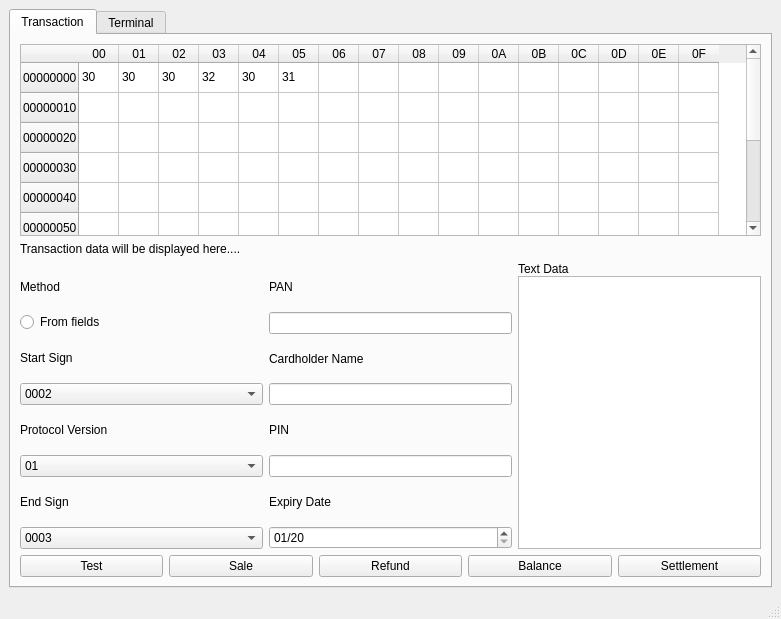
First picture: the form in ISO8583/client/app/ISO8583/model.ui, repository alshitov/laboratories, before the edit.
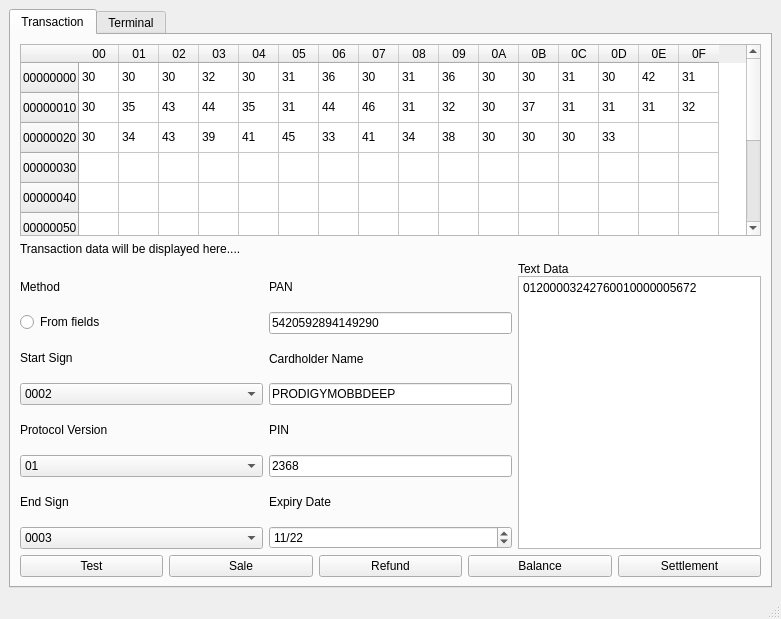
Second picture: the form after the edit.

```diff
--- a/ISO8583/client/app/ISO8583/model.ui
+++ b/ISO8583/client/app/ISO8583/model.ui
@@ -208,131 +208,251 @@
               </item>
               <item row="0" column="6">
                <property name="text">
-                <string/>
+                <string>36</string>
                </property>
               </item>
               <item row="0" column="7">
                <property name="text">
-                <string/>
+                <string>30</string>
                </property>
               </item>
               <item row="0" column="8">
                <property name="text">
-                <string/>
+                <string>31</string>
                </property>
               </item>
               <item row="0" column="9">
                <property name="text">
-                <string/>
+                <string>36</string>
                </property>
               </item>
               <item row="0" column="10">
                <property name="text">
-                <string/>
+                <string>30</string>
                </property>
               </item>
               <item row="0" column="11">
                <property name="text">
-                <string/>
+                <string>30</string>
                </property>
               </item>
               <item row="0" column="12">
                <property name="text">
-                <string/>
+                <string>31</string>
                </property>
               </item>
               <item row="0" column="13">
                <property name="text">
-                <string/>
+                <string>30</string>
                </property>
               </item>
               <item row="0" column="14">
                <property name="text">
-                <string/>
+                <string>42</string>
                </property>
               </item>
               <item row="0" column="15">
                <property name="text">
-                <string/>
+                <string>31</string>
                </property>
               </item>
               <item row="1" column="0">
                <property name="text">
-                <string/>
+                <string>30</string>
                </property>
               </item>
               <item row="1" column="1">
                <property name="text">
-                <string/>
+                <string>35</string>
                </property>
               </item>
               <item row="1" column="2">
                <property name="text">
-                <string/>
+                <string>43</string>
                </property>
               </item>
               <item row="1" column="3">
                <property name="text">
-                <string/>
+                <string>44</string>
                </property>
               </item>
               <item row="1" column="4">
                <property name="text">
-                <string/>
+                <string>35</string>
                </property>
               </item>
               <item row="1" column="5">
                <property name="text">
-                <string/>
+                <string>31</string>
                </property>
               </item>
               <item row="1" column="6">
                <property name="text">
-                <string/>
+                <string>44</string>
                </property>
               </item>
               <item row="1" column="7">
                <property name="text">
-                <string/>
+                <string>46</string>
                </property>
               </item>
               <item row="1" column="8">
                <property name="text">
-                <string/>
+                <string>31</string>
                </property>
               </item>
               <item row="1" column="9">
                <property name="text">
-                <string/>
+                <string>32</string>
                </property>
               </item>
               <item row="1" column="10">
                <property name="text">
-                <string/>
+                <string>30</string>
                </property>
               </item>
               <item row="1" column="11">
                <property name="text">
-                <string/>
+                <string>37</string>
                </property>
               </item>
               <item row="1" column="12">
                <property name="text">
-                <string/>
+                <string>31</string>
                </property>
               </item>
               <item row="1" column="13">
                <property name="text">
-                <string/>
+                <string>31</string>
                </property>
               </item>
               <item row="1" column="14">
                <property name="text">
-                <string/>
+                <string>31</string>
                </property>
               </item>
               <item row="1" column="15">
                <property name="text">
+                <string>32</string>
+               </property>
+              </item>
+              <item row="2" column="0">
+               <property name="text">
+                <string>30</string>
+               </property>
+              </item>
+              <item row="2" column="1">
+               <property name="text">
+                <string>34</string>
+               </property>
+              </item>
+              <item row="2" column="2">
+               <property name="text">
+                <string>43</string>
+               </property>
+              </item>
+              <item row="2" column="3">
+               <property name="text">
+                <string>39</string>
+               </property>
+              </item>
+              <item row="2" column="4">
+               <property name="text">
+                <string>41</string>
+               </property>
+              </item>
+              <item row="2" column="5">
+               <property name="text">
+                <string>45</string>
+               </property>
+              </item>
+              <item row="2" column="6">
+               <property name="text">
+                <string>33</string>
+               </property>
+              </item>
+              <item row="2" column="7">
+               <property name="text">
+                <string>41</string>
+               </property>
+              </item>
+              <item row="2" column="8">
+               <property name="text">
+                <string>34</string>
+               </property>
+              </item>
+              <item row="2" column="9">
+               <property name="text">
+                <string>38</string>
+               </property>
+              </item>
+              <item row="2" column="10">
+               <property name="text">
+                <string>30</string>
+               </property>
+              </item>
+              <item row="2" column="11">
+               <property name="text">
+                <string>30</string>
+               </property>
+              </item>
+              <item row="2" column="12">
+               <property name="text">
+                <string>30</string>
+               </property>
+              </item>
+              <item row="2" column="13">
+               <property name="text">
+                <string>33</string>
+               </property>
+              </item>
+              <item row="9" column="1">
+               <property name="text">
+                <string/>
+               </property>
+              </item>
+              <item row="9" column="2">
+               <property name="text">
+                <string/>
+               </property>
+              </item>
+              <item row="9" column="3">
+               <property name="text">
+                <string/>
+               </property>
+              </item>
+              <item row="9" column="4">
+               <property name="text">
+                <string/>
+               </property>
+              </item>
+              <item row="9" column="5">
+               <property name="text">
+                <string/>
+               </property>
+              </item>
+              <item row="9" column="6">
+               <property name="text">
+                <string/>
+               </property>
+              </item>
+              <item row="9" column="7">
+               <property name="text">
+                <string/>
+               </property>
+              </item>
+              <item row="9" column="8">
+               <property name="text">
+                <string/>
+               </property>
+              </item>
+              <item row="9" column="9">
+               <property name="text">
+                <string/>
+               </property>
+              </item>
+              <item row="9" column="10">
+               <property name="text">
                 <string/>
                </property>
               </item>
@@ -432,7 +552,11 @@
                  </widget>
                 </item>
                 <item>
-                 <widget class="QLineEdit" name="panLineEdit"/>
+                 <widget class="QLineEdit" name="panLineEdit">
+                  <property name="text">
+                   <string>5420592894149290</string>
+                  </property>
+                 </widget>
                 </item>
                 <item>
                  <widget class="QLabel" name="nameLabel">
@@ -442,7 +566,11 @@
                  </widget>
                 </item>
                 <item>
-                 <widget class="QLineEdit" name="carhholderNameEdit"/>
+                 <widget class="QLineEdit" name="carhholderNameEdit">
+                  <property name="text">
+                   <string>PRODIGYMOBBDEEP</string>
+                  </property>
+                 </widget>
                 </item>
                 <item>
                  <widget class="QLabel" name="pinLabel">
@@ -452,7 +580,11 @@
                  </widget>
                 </item>
                 <item>
-                 <widget class="QLineEdit" name="pinLineEdit"/>
+                 <widget class="QLineEdit" name="pinLineEdit">
+                  <property name="text">
+                   <string>2368</string>
+                  </property>
+                 </widget>
                 </item>
                 <item>
                  <widget class="QLabel" name="expDateLabel">
@@ -468,8 +600,8 @@
                   </property>
                   <property name="date">
                    <date>
-                    <year>2020</year>
-                    <month>1</month>
+                    <year>2022</year>
+                    <month>11</month>
                     <day>1</day>
                    </date>
                   </property>
@@ -490,7 +622,11 @@
                  </widget>
                 </item>
                 <item>
-                 <widget class="QPlainTextEdit" name="textDataPlainTextEdit"/>
+                 <widget class="QPlainTextEdit" name="textDataPlainTextEdit">
+                  <property name="plainText">
+                   <string>01200003242760010000005672</string>
+                  </property>
+                 </widget>
                 </item>
                </layout>
               </item>
```
